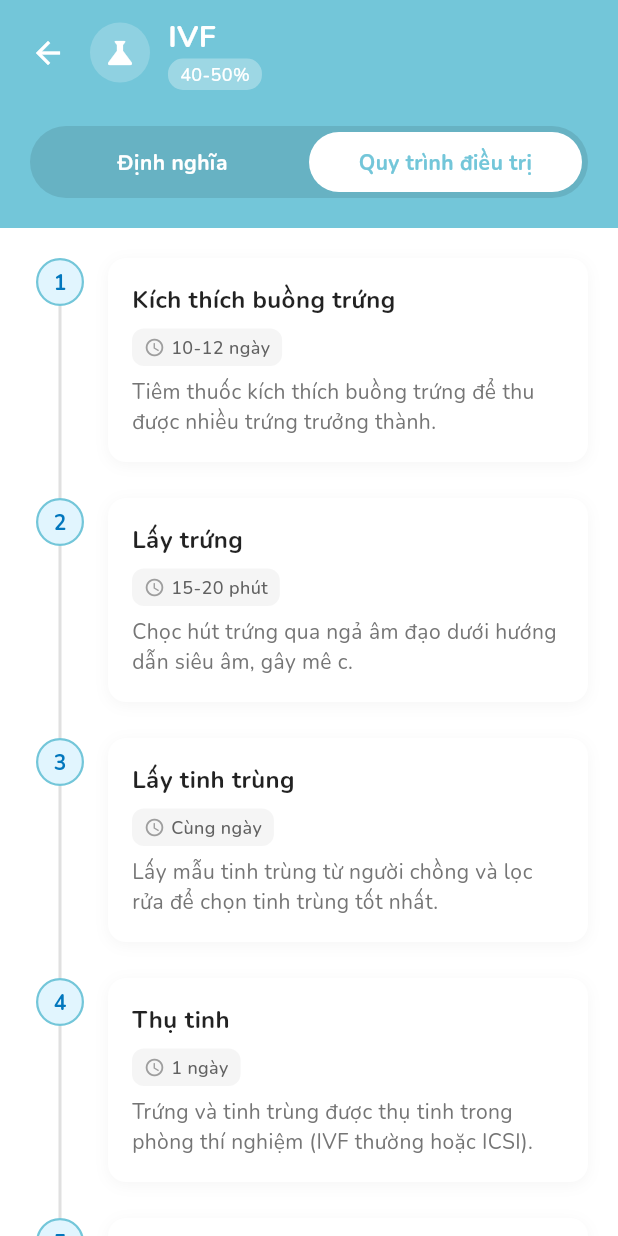
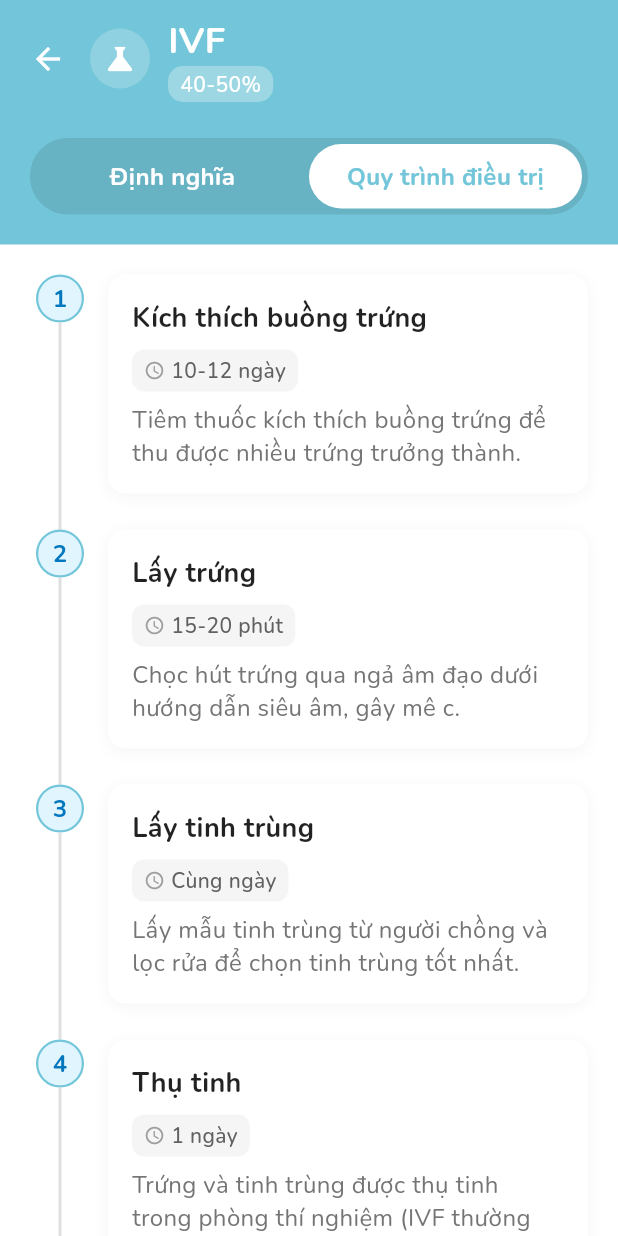
Before and after one commit to Khanshh/P-inno, a Flutter app: the IVFDetailScreen screen opened directly, after a tap on "Quy trình điều trị", on a phone screen of 412 x 824 dp. Run offline on Flutter 3.47's test engine with Material 3 defaults, Android fonts, the phone set to English and light mode, and no system bars; our stand-ins replace google_fonts, smooth_page_indicator.

Commit message:
[FIX] Sửa slogan tăng font chữ

```diff
--- a/lib/screens/ivf_detail_screen.dart
+++ b/lib/screens/ivf_detail_screen.dart
@@ -62,7 +62,7 @@ class _IVFDetailScreenState extends State<IVFDetailScreen> {
                   const Text(
                     'IVF',
                     style: TextStyle(
-                      fontSize: 20,
+                      fontSize: 24,
                       fontWeight: FontWeight.bold,
                       color: Colors.white,
                     ),
@@ -76,7 +76,7 @@ class _IVFDetailScreenState extends State<IVFDetailScreen> {
                     child: const Text(
                       '40-50%',
                       style: TextStyle(
-                        fontSize: 12,
+                        fontSize: 14,
                         color: Colors.white,
                         fontWeight: FontWeight.w500,
                       ),
@@ -110,7 +110,7 @@ class _IVFDetailScreenState extends State<IVFDetailScreen> {
                         style: TextStyle(
                           color: _currentTab == 0 ? const Color(0xFF73C6D9) : Colors.white,
                           fontWeight: FontWeight.bold,
-                          fontSize: 14,
+                          fontSize: 16,
                         ),
                       ),
                     ),
@@ -131,7 +131,7 @@ class _IVFDetailScreenState extends State<IVFDetailScreen> {
                         style: TextStyle(
                           color: _currentTab == 1 ? const Color(0xFF73C6D9) : Colors.white,
                           fontWeight: _currentTab == 1 ? FontWeight.bold : FontWeight.w500,
-                          fontSize: 14,
+                          fontSize: 16,
                         ),
                       ),
                     ),
@@ -203,7 +203,7 @@ class _IVFDetailScreenState extends State<IVFDetailScreen> {
               Text(
                 'Định nghĩa',
                 style: TextStyle(
-                  fontSize: 18,
+                  fontSize: 22,
                   fontWeight: FontWeight.bold,
                   color: Colors.black87,
                 ),
@@ -214,7 +214,7 @@ class _IVFDetailScreenState extends State<IVFDetailScreen> {
           Text(
             'Thụ tinh trong ống nghiệm (IVF) là kỹ thuật điều trị vô sinh, trong đó tinh trùng của người chồng và trứng của người vợ được thụ tinh trong phòng thí nghiệm để tạo thành phôi.',
             style: TextStyle(
-              fontSize: 14,
+              fontSize: 16,
               color: Colors.grey[700],
               height: 1.5,
             ),
@@ -252,7 +252,7 @@ class _IVFDetailScreenState extends State<IVFDetailScreen> {
           const Text(
             'Chỉ định điều trị',
             style: TextStyle(
-              fontSize: 18,
+              fontSize: 22,
               fontWeight: FontWeight.bold,
               color: Colors.black87,
             ),
@@ -278,7 +278,7 @@ class _IVFDetailScreenState extends State<IVFDetailScreen> {
                     child: Text(
                       item,
                       style: const TextStyle(
-                        fontSize: 14,
+                        fontSize: 16,
                         color: Colors.black87,
                         fontWeight: FontWeight.w500,
                       ),
@@ -312,7 +312,7 @@ class _IVFDetailScreenState extends State<IVFDetailScreen> {
           const Text(
             'Ưu điểm',
             style: TextStyle(
-              fontSize: 18,
+              fontSize: 22,
               fontWeight: FontWeight.bold,
               color: Colors.black87,
             ),
@@ -333,7 +333,7 @@ class _IVFDetailScreenState extends State<IVFDetailScreen> {
                   child: Text(
                     item,
                     style: const TextStyle(
-                      fontSize: 14,
+                      fontSize: 16,
                       color: Colors.black87,
                       height: 1.4,
                     ),
@@ -370,7 +370,7 @@ class _IVFDetailScreenState extends State<IVFDetailScreen> {
               Text(
                 'Lưu ý',
                 style: TextStyle(
-                  fontSize: 18,
+                  fontSize: 22,
                   fontWeight: FontWeight.bold,
                   color: Colors.black87,
                 ),
@@ -393,7 +393,7 @@ class _IVFDetailScreenState extends State<IVFDetailScreen> {
                   child: Text(
                     item,
                     style: const TextStyle(
-                      fontSize: 14,
+                      fontSize: 16,
                       color: Colors.black87,
                       height: 1.4,
                     ),
@@ -424,7 +424,7 @@ class _IVFDetailScreenState extends State<IVFDetailScreen> {
               'Cần tư vấn chi tiết?',
               style: TextStyle(
                 color: Colors.white,
-                fontSize: 16,
+                fontSize: 18,
                 fontWeight: FontWeight.bold,
               ),
             ),
@@ -543,7 +543,7 @@ class _IVFDetailScreenState extends State<IVFDetailScreen> {
                         style: const TextStyle(
                           color: Color(0xFF0277BD),
                           fontWeight: FontWeight.bold,
-                          fontSize: 14,
+                          fontSize: 16,
                         ),
                       ),
                     ),
@@ -584,7 +584,7 @@ class _IVFDetailScreenState extends State<IVFDetailScreen> {
                             Text(
                               steps[index]['title'],
                               style: const TextStyle(
-                                fontSize: 16,
+                                fontSize: 18,
                                 fontWeight: FontWeight.bold,
                                 color: Colors.black87,
                               ),
@@ -606,7 +606,7 @@ class _IVFDetailScreenState extends State<IVFDetailScreen> {
                               Text(
                                 steps[index]['duration'],
                                 style: TextStyle(
-                                  fontSize: 12,
+                                  fontSize: 14,
                                   color: Colors.grey[700],
                                   fontWeight: FontWeight.w500,
                                 ),
@@ -618,7 +618,7 @@ class _IVFDetailScreenState extends State<IVFDetailScreen> {
                         Text(
                           steps[index]['description'],
                           style: TextStyle(
-                            fontSize: 14,
+                            fontSize: 16,
                             color: Colors.grey[600],
                             height: 1.4,
                           ),
@@ -704,7 +704,7 @@ class _IVFDetailScreenState extends State<IVFDetailScreen> {
                     const Text(
                       'Video mô phỏng 3D',
                       style: TextStyle(
-                        fontSize: 20,
+                        fontSize: 24,
                         fontWeight: FontWeight.bold,
                         color: Colors.white,
                       ),
@@ -717,7 +717,7 @@ class _IVFDetailScreenState extends State<IVFDetailScreen> {
                           'Quy trình IVF toàn diện',
                           style: TextStyle(
                             color: Colors.white,
-                            fontSize: 14,
+                            fontSize: 16,
                           ),
                         ),
                         const SizedBox(width: 8),
@@ -731,7 +731,7 @@ class _IVFDetailScreenState extends State<IVFDetailScreen> {
                             '5:45',
                             style: TextStyle(
                               color: Colors.white,
-                              fontSize: 12,
+                              fontSize: 14,
                               fontWeight: FontWeight.bold,
                             ),
                           ),
@@ -781,7 +781,7 @@ class _IVFDetailScreenState extends State<IVFDetailScreen> {
                 child: Text(
                   'Video giúp bạn hình dung rõ hơn về quá trình thụ tinh và phát triển phôi.',
                   style: TextStyle(
-                    fontSize: 13,
+                    fontSize: 15,
                     color: Colors.brown,
                   ),
                 ),
```
Also changed, not shown: lib/screens/home_main_screen.dart (+10 -10 lines), lib/screens/home_screen.dart (+4 -4 lines), lib/screens/infertility_detail_screen.dart (+15 -15 lines), lib/screens/news_screen.dart (+6 -6 lines), lib/screens/onboarding_screen.dart (+8 -8 lines).
